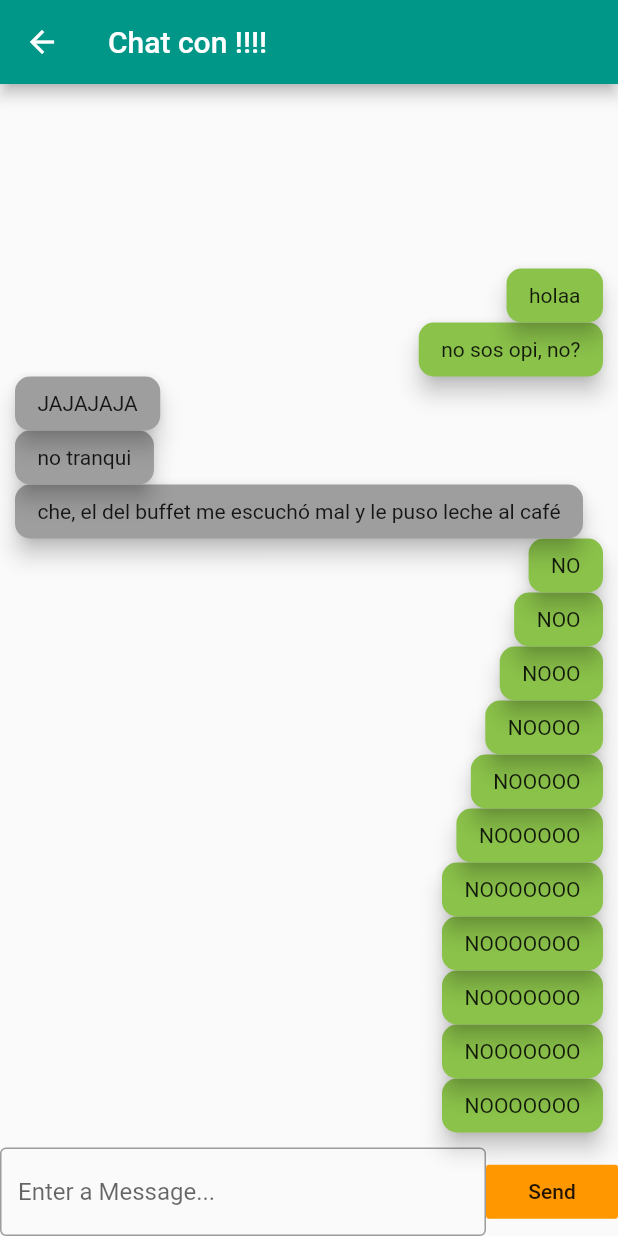
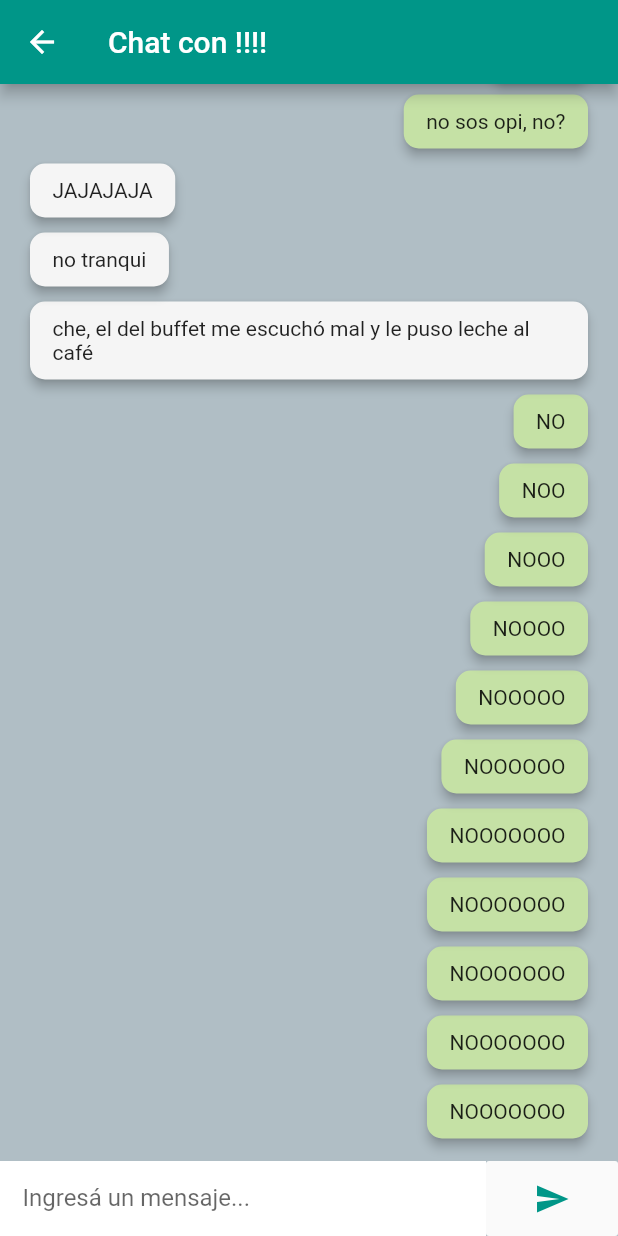
Before and after one commit to Florencia-97/Flutter-Dart-App, a Flutter app: the ChatPage screen opened directly with empty values, on a phone screen of 412 x 824 dp. Run offline on Flutter 3.47's test engine with Material 2 defaults, Android fonts, the phone set to English and light mode, and no system bars; our stand-ins replace firebase_auth, firebase_database, firebase_messaging, flutter_local_notifications, flutter_spinkit; accounts and stored records are empty.

Commit message:
Adding style to chat page

```diff
--- a/wafi/lib/pages/chat_page.dart
+++ b/wafi/lib/pages/chat_page.dart
@@ -61,6 +61,23 @@ class _ChatPage extends State<ChatPage> {
     });
   }
 
+  Widget _textChatArea(){
+    return Container(
+      height: 50.0,
+      color: Colors.white,
+      child: TextField(
+        maxLines: null,
+        onSubmitted: (value) => null, // (value) => callback(),
+        decoration: InputDecoration(
+          contentPadding: const EdgeInsets.all(15),
+          hintText: "Ingresá un mensaje...",
+          border: InputBorder.none,
+        ),
+      controller: messageController,
+      ),
+    );
+  }
+
 
   Widget _doBuildChat(List<ChatMessageWidget> chatMessages) {
     return SafeArea(
@@ -81,14 +98,7 @@ class _ChatPage extends State<ChatPage> {
             child: Row(
               children: <Widget>[
                 Expanded(
-                  child: TextField(
-                    onSubmitted: (value) => null, // (value) => callback(),
-                    decoration: InputDecoration(
-                      hintText: "Enter a Message...",
-                      border: const OutlineInputBorder(),
-                    ),
-                    controller: messageController,
-                  ),
+                  child: _textChatArea(),
                 ),
                 SendButton(
                   text: "Send",
@@ -106,6 +116,7 @@ class _ChatPage extends State<ChatPage> {
   Widget build(BuildContext context) {
     return Scaffold(
       appBar: AppBar(title: Text("Chat con !!!!")),
+      backgroundColor: Colors.blueGrey[200],
       body: StreamBuilder(
         stream: buildMessages(),
         builder: (context, snapshot) {
@@ -140,14 +151,17 @@ class ChatMessageWidget extends StatelessWidget {
         crossAxisAlignment:
         own ? CrossAxisAlignment.end : CrossAxisAlignment.start,
         children: <Widget>[
-          Material(
-            color: own ? Colors.lightGreen : Colors.grey,
+          Container(
+            padding: EdgeInsets.symmetric(vertical: 5.0, horizontal: 10.0),
+            child: Material(
+              color: own ? Colors.lightGreen[200] : Colors.grey[100],
               borderRadius: BorderRadius.circular(10.0),
-            elevation: 6.0,
+              elevation: 3.0,
               child: Container(
                 padding: EdgeInsets.symmetric(vertical: 10.0, horizontal: 15.0),
                 child: Text(
                   text,
+                ),
               ),
             ),
           )
@@ -165,10 +179,13 @@ class SendButton extends StatelessWidget {
   const SendButton({Key key, this.text, this.callback}) : super(key: key);
   @override
   Widget build(BuildContext context) {
-    return FlatButton(
-      color: Colors.orange,
+    return Container(
+      height: 50.0,
+      child: FlatButton(
+        color: Colors.grey[50],
         onPressed: callback,
-      child: Text(text),
+        child: Icon(Icons.send, color: Colors.teal,),
+      ),
     );
   }
 }
```
Lines whose indentation alone changed are shown as unchanged.
